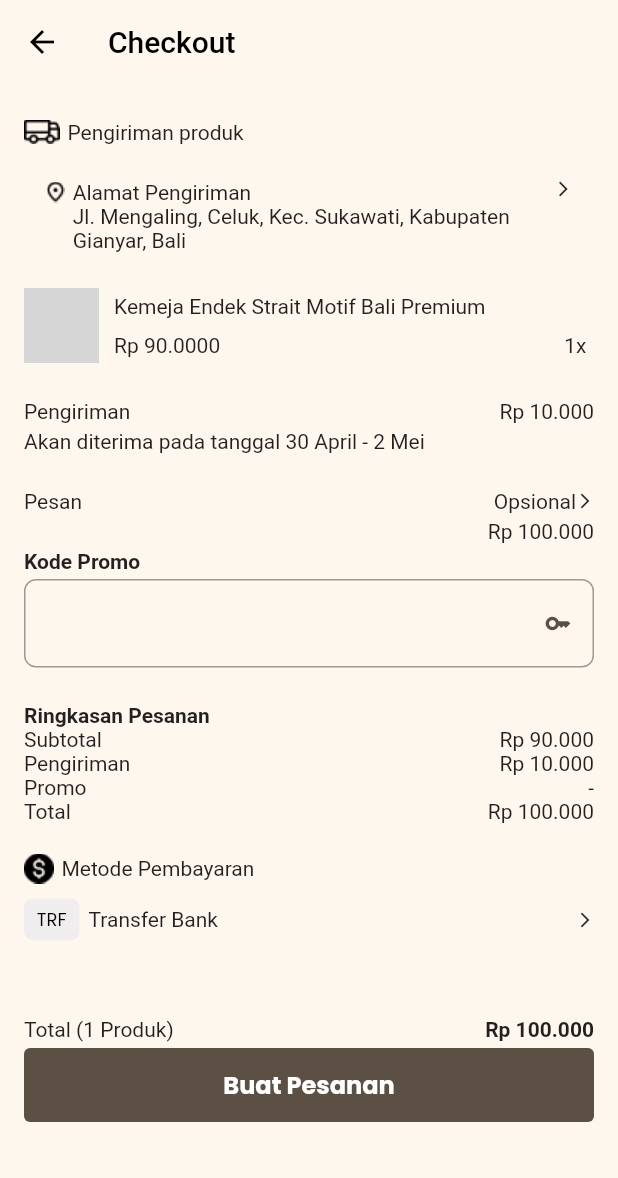
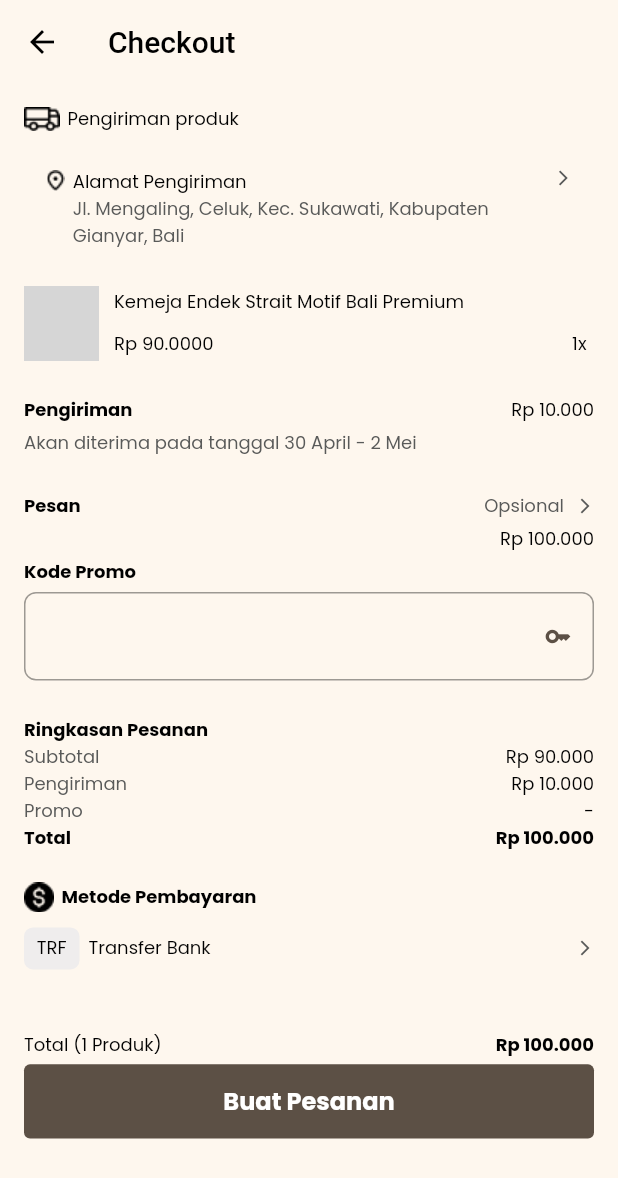
Before and after one commit to Balink-8/mobile_balink, a Flutter app: the CheckoutShopPage screen opened directly, on a phone screen of 412 x 824 dp. Shown: the top 1178 px of the screen. Run offline on Flutter 3.47's test engine with Material 2 defaults, Android fonts, the phone set to English and light mode, and no system bars; our stand-ins replace carousel_slider, flutter_screenutil, google_fonts; missing offline and left inert: weekly_date_picker; network calls fail; grey boxes are pictures that could not be loaded.

Commit message:
update checkout shop

```diff
--- a/lib/view/chechkout/checkout_shop.dart
+++ b/lib/view/checkout/checkout_shop.dart
@@ -22,8 +22,8 @@ class CheckoutShopPage extends StatelessWidget {
         child: Column(
           crossAxisAlignment: CrossAxisAlignment.stretch,
           children: [
-            const SizedBox(
-              height: 24,
+            SizedBox(
+              height: 14.h,
             ),
             Row(
               children: [
@@ -31,7 +31,11 @@ class CheckoutShopPage extends StatelessWidget {
                 const SizedBox(
                   width: 5,
                 ),
-                const Text('Pengiriman produk')
+                Text('Pengiriman produk',
+                    style: poppinsKecil.copyWith(
+                        fontSize: 12,
+                        color: blackColor,
+                        fontWeight: FontWeight.w400))
               ],
             ),
             const SizedBox(
@@ -51,13 +55,21 @@ class CheckoutShopPage extends StatelessWidget {
                   const SizedBox(
                     width: 5,
                   ),
-                  const Expanded(
+                  Expanded(
                     child: Column(
                       crossAxisAlignment: CrossAxisAlignment.start,
                       children: [
-                        Text('Alamat Pengiriman'),
+                        Text('Alamat Pengiriman',
+                            style: poppinsKecil.copyWith(
+                                fontSize: 12,
+                                color: blackColor,
+                                fontWeight: FontWeight.w400)),
                         Text(
-                            'Jl. Mengaling, Celuk, Kec. Sukawati, Kabupaten Gianyar, Bali'),
+                            'Jl. Mengaling, Celuk, Kec. Sukawati, Kabupaten Gianyar, Bali',
+                            style: poppinsKecil.copyWith(
+                                fontSize: 12,
+                                color: const Color.fromRGBO(89, 90, 89, 1),
+                                fontWeight: FontWeight.w400)),
                       ],
                     ),
                   ),
@@ -67,6 +79,7 @@ class CheckoutShopPage extends StatelessWidget {
                   const Icon(
                     Icons.arrow_forward_ios,
                     size: 12,
+                    color: Color.fromRGBO(89, 90, 89, 1),
                   )
                 ],
               ),
@@ -97,17 +110,34 @@ class CheckoutShopPage extends StatelessWidget {
                 const SizedBox(
                   width: 10,
                 ),
-                const Expanded(
+                Expanded(
                   child: Column(
                     crossAxisAlignment: CrossAxisAlignment.start,
                     children: [
-                      Text('Kemeja Endek Strait Motif Bali Premium'),
-                      SizedBox(
+                      Text('Kemeja Endek Strait Motif Bali Premium',
+                          style: poppinsKecil.copyWith(
+                              fontSize: 12,
+                              color: blackColor,
+                              fontWeight: FontWeight.w400)),
+                      const SizedBox(
                         height: 10,
                       ),
                       Row(
                         mainAxisAlignment: MainAxisAlignment.spaceBetween,
-                        children: [Text('Rp 90.0000'), Text('1x')],
+                        children: [
+                          Text(
+                            'Rp 90.0000',
+                            style: poppinsKecil.copyWith(
+                                fontSize: 12,
+                                color: blackColor,
+                                fontWeight: FontWeight.w400),
+                          ),
+                          Text('1x',
+                              style: poppinsKecil.copyWith(
+                                  fontSize: 12,
+                                  color: blackColor,
+                                  fontWeight: FontWeight.w400))
+                        ],
                       ),
                     ],
                   ),
@@ -117,67 +147,61 @@ class CheckoutShopPage extends StatelessWidget {
                 ),
               ],
             ),
-            // ListTile(
-            //   leading: SizedBox(
-            //     height: 50,
-            //     width: 50,
-            //     child: ClipRRect(
-            //       // decoration: const BoxDecoration(
-            //       borderRadius: const BorderRadius.all(
-            //         Radius.circular(5.0),
-            //         // topRight: Radius.circular(5.0),
-            //       ),
-            //       // ),
-            //       child: Image.network(
-            //         'https://images.unsplash.com/photo-1525845859779-54d477ff291f?ixlib=rb-4.0.3&ixid=M3wxMjA3fDB8MHxwaG90by1wYWdlfHx8fGVufDB8fHx8fA%3D%3D&auto=format&fit=crop&w=387&q=80',
-            //         fit: BoxFit.cover,
-
-            //         // scale: 1.7,
-            //       ),
-            //     ),
-            //   ),
-            //   title: const Text('Kemeja Endek Strait Motif Bali Premium'),
-            //   subtitle: const Row(
-            //     mainAxisAlignment: MainAxisAlignment.spaceBetween,
-            //     children: [
-            //       Text('Rp 90.000'),
-            //       Text('1x'),
-            //     ],
-            //   ),
-            // ),
 
             //PENGIRIMAN
             const SizedBox(
               height: 24,
             ),
-            const Row(
+            Row(
               mainAxisAlignment: MainAxisAlignment.spaceBetween,
               children: [
-                Text('Pengiriman'),
-                Text('Rp 10.000'),
+                Text('Pengiriman',
+                    style: poppinsKecil.copyWith(
+                        fontSize: 12,
+                        color: blackColor,
+                        fontWeight: FontWeight.w700)),
+                Text('Rp 10.000',
+                    style: poppinsKecil.copyWith(
+                        fontSize: 12,
+                        color: blackColor,
+                        fontWeight: FontWeight.w400)),
               ],
             ),
-            const SizedBox(
-              height: 4,
+            SizedBox(
+              height: 4.h,
             ),
-            const Text(
-              'Akan diterima pada tanggal 30 April - 2 Mei',
-            ),
+            Text('Akan diterima pada tanggal 30 April - 2 Mei',
+                style: poppinsKecil.copyWith(
+                    fontSize: 12,
+                    color: const Color.fromRGBO(89, 90, 89, 1),
+                    fontWeight: FontWeight.w400)),
             const SizedBox(
               height: 24,
             ),
 
             //PESAN
-            const Row(
+            Row(
               mainAxisAlignment: MainAxisAlignment.spaceBetween,
               children: [
-                Text('Pesan'),
+                Text('Pesan',
+                    style: poppinsKecil.copyWith(
+                        fontSize: 12,
+                        color: blackColor,
+                        fontWeight: FontWeight.w700)),
                 Row(
                   children: [
-                    Text('Opsional'),
-                    Icon(
+                    Text('Opsional',
+                        style: poppinsKecil.copyWith(
+                            fontSize: 12,
+                            color: const Color.fromRGBO(89, 90, 89, 1),
+                            fontWeight: FontWeight.w400)),
+                    const SizedBox(
+                      width: 8,
+                    ),
+                    const Icon(
                       Icons.arrow_forward_ios,
                       size: 12,
+                      color: Color.fromRGBO(89, 90, 89, 1),
                     )
                   ],
                 ),
@@ -186,21 +210,24 @@ class CheckoutShopPage extends StatelessWidget {
             const SizedBox(
               height: 4,
             ),
-            const Text(
-              'Rp 100.000',
-              textAlign: TextAlign.end,
-            ),
+            Text('Rp 100.000',
+                textAlign: TextAlign.end,
+                style: poppinsKecil.copyWith(
+                    fontSize: 12,
+                    color: blackColor,
+                    fontWeight: FontWeight.w400)),
             const SizedBox(
               height: 4,
             ),
 
             //KODE PROMO
-            const Text(
-              'Kode Promo',
-              style: TextStyle(fontWeight: FontWeight.bold),
-            ),
-            const SizedBox(
-              height: 4,
+            Text('Kode Promo',
+                style: poppinsKecil.copyWith(
+                    fontSize: 12,
+                    color: blackColor,
+                    fontWeight: FontWeight.w700)),
+            SizedBox(
+              height: 4.h,
             ),
             TextFormField(
               decoration: InputDecoration(
@@ -221,48 +248,95 @@ class CheckoutShopPage extends StatelessWidget {
                       borderRadius: BorderRadius.circular(25),
                     ),
                   ),
+                  focusColor: Colors.transparent,
                   border: const OutlineInputBorder(
                       borderRadius: BorderRadius.all(Radius.circular(8)))),
             ),
+            // TextFormField(
+            //   decoration: InputDecoration(
+            //       // filled: true,
+            //       // enabled: false,
+            //       // fillColor: Color.fromRGBO(205, 203, 200, 0.2),
+            //       suffixIcon: Icon(
+            //         Icons.key_outlined,
+            //         size: 14.67,
+            //         color: secondaryColor,
+            //       ),
+            //       border: OutlineInputBorder(
+            //           borderRadius: BorderRadius.all(Radius.circular(8)))),
+            // ),
             const SizedBox(
               height: 24,
             ),
 
             //RINGKASAN PESANAN
-            const Text(
-              'Ringkasan Pesanan',
-              style: TextStyle(fontWeight: FontWeight.bold),
-            ),
-            const Row(
+            Text('Ringkasan Pesanan',
+                style: poppinsKecil.copyWith(
+                    fontSize: 12,
+                    color: blackColor,
+                    fontWeight: FontWeight.w700)),
+            Row(
               mainAxisAlignment: MainAxisAlignment.spaceBetween,
               children: [
-                Text('Subtotal'),
-                Text('Rp 90.000'),
+                Text('Subtotal',
+                    style: poppinsKecil.copyWith(
+                        fontSize: 12,
+                        color: const Color.fromRGBO(89, 90, 89, 1),
+                        fontWeight: FontWeight.w400)),
+                Text('Rp 90.000',
+                    style: poppinsKecil.copyWith(
+                        fontSize: 12,
+                        color: blackColor,
+                        fontWeight: FontWeight.w400)),
               ],
             ),
-            const Row(
+            Row(
               mainAxisAlignment: MainAxisAlignment.spaceBetween,
               children: [
-                Text('Pengiriman'),
-                Text('Rp 10.000'),
+                Text('Pengiriman',
+                    style: poppinsKecil.copyWith(
+                        fontSize: 12,
+                        color: const Color.fromRGBO(89, 90, 89, 1),
+                        fontWeight: FontWeight.w400)),
+                Text('Rp 10.000',
+                    style: poppinsKecil.copyWith(
+                        fontSize: 12,
+                        color: blackColor,
+                        fontWeight: FontWeight.w400)),
               ],
             ),
-            const Row(
+            Row(
               mainAxisAlignment: MainAxisAlignment.spaceBetween,
               children: [
-                Text('Promo'),
-                Text('-'),
+                Text('Promo',
+                    style: poppinsKecil.copyWith(
+                        fontSize: 12,
+                        color: const Color.fromRGBO(89, 90, 89, 1),
+                        fontWeight: FontWeight.w400)),
+                Text('-',
+                    style: poppinsKecil.copyWith(
+                        fontSize: 12,
+                        color: blackColor,
+                        fontWeight: FontWeight.w400)),
               ],
             ),
-            const Row(
+            Row(
               mainAxisAlignment: MainAxisAlignment.spaceBetween,
               children: [
-                Text('Total'),
-                Text('Rp 100.000'),
+                Text('Total',
+                    style: poppinsKecil.copyWith(
+                        fontSize: 12,
+                        color: blackColor,
+                        fontWeight: FontWeight.w700)),
+                Text('Rp 100.000',
+                    style: poppinsKecil.copyWith(
+                        fontSize: 12,
+                        color: blackColor,
+                        fontWeight: FontWeight.w700)),
               ],
             ),
             SizedBox(
-              height: 20,
+              height: 20.h,
             ),
             //METODE PEMBAYARAN
             Row(
@@ -276,7 +350,11 @@ class CheckoutShopPage extends StatelessWidget {
                 const SizedBox(
                   width: 5,
                 ),
-                const Text('Metode Pembayaran')
+                Text('Metode Pembayaran',
+                    style: poppinsKecil.copyWith(
+                        fontSize: 12,
+                        color: blackColor,
+                        fontWeight: FontWeight.w700))
               ],
             ),
             const SizedBox(
@@ -298,7 +376,7 @@ class CheckoutShopPage extends StatelessWidget {
                         ),
                         // color: thirdColor,
                         child: Padding(
-                          padding: EdgeInsets.all(4.0),
+                          padding: const EdgeInsets.all(4.0),
                           child: Center(
                             child: Text(
                               'TRF',
@@ -312,30 +390,41 @@ class CheckoutShopPage extends StatelessWidget {
                     const SizedBox(
                       width: 6,
                     ),
-                    const Text('Transfer Bank'),
+                    Text('Transfer Bank',
+                        style: poppinsKecil.copyWith(
+                            fontSize: 12,
+                            color: blackColor,
+                            fontWeight: FontWeight.w400)),
                   ],
                 ),
-                Icon(
-                  Icons.arrow_forward_ios,
-                  size: 12,
-                )
+                const Icon(Icons.arrow_forward_ios,
+                    size: 12, color: Color.fromRGBO(89, 90, 89, 1))
               ],
             ),
             SizedBox(
-              height: 50.h,
+              height: 40.h,
             ),
             // SizedBox(
             //   height: 80.h,
             // ),
 
             //TOTAL PRODUK DAN HARGA
-            const Row(
+            Row(
               mainAxisAlignment: MainAxisAlignment.spaceBetween,
               children: [
-                Text('Total (1 Produk)'),
+                Text(
+                  'Total (1 Produk)',
+                  style: poppinsKecil.copyWith(
+                      fontSize: 12,
+                      color: blackColor,
+                      fontWeight: FontWeight.w400),
+                ),
                 Text(
                   'Rp 100.000',
-                  style: TextStyle(fontWeight: FontWeight.bold),
+                  style: poppinsKecil.copyWith(
+                      fontSize: 12,
+                      color: blackColor,
+                      fontWeight: FontWeight.w700),
                 )
               ],
             ),
@@ -366,6 +455,9 @@ class CheckoutShopPage extends StatelessWidget {
                   ),
                 ),
               ),
+            ),
+            SizedBox(
+              height: 20.h,
             ),
 
             //COMMAND CANCEL CODE USED LIST TILE
--- a/lib/view/home/home_screen.dart
+++ b/lib/view/home/home_screen.dart
@@ -1,6 +1,6 @@
 import 'package:flutter/material.dart';
 import 'package:flutter_screenutil/flutter_screenutil.dart';
-import 'package:mobile_balink/view/chechkout/checkout_shop.dart';
+import 'package:mobile_balink/view/checkout/checkout_shop.dart';
 import '../../config/theme.dart';
 import '../widget/home_screen_widget/carousel_welcome.dart';
 
```
